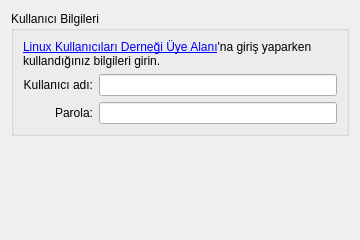
This is branches/kde-plasmoid/plasmoid/contents/code/lkdconfigform.ui in lkdtr/uyeyazilimi as Qt 5 draws it before an edit. The edited form follows.
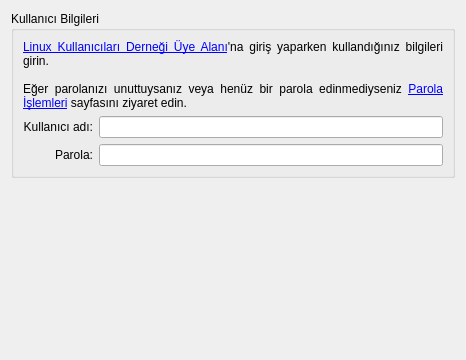
This is the edited form.

```diff
--- a/branches/kde-plasmoid/plasmoid/contents/code/lkdconfigform.ui
+++ b/branches/kde-plasmoid/plasmoid/contents/code/lkdconfigform.ui
@@ -6,14 +6,14 @@
    <rect>
     <x>0</x>
     <y>0</y>
-    <width>360</width>
-    <height>240</height>
+    <width>466</width>
+    <height>360</height>
    </rect>
   </property>
   <property name="minimumSize">
    <size>
     <width>360</width>
-    <height>0</height>
+    <height>360</height>
    </size>
   </property>
   <property name="windowTitle">
@@ -36,7 +36,12 @@
 &lt;html&gt;&lt;head&gt;&lt;meta name=&quot;qrichtext&quot; content=&quot;1&quot; /&gt;&lt;style type=&quot;text/css&quot;&gt;
 p, li { white-space: pre-wrap; }
 &lt;/style&gt;&lt;/head&gt;&lt;body style=&quot; font-family:'DejaVu Sans'; font-size:9pt; font-weight:400; font-style:normal;&quot;&gt;
-&lt;p style=&quot; margin-top:0px; margin-bottom:0px; margin-left:0px; margin-right:0px; -qt-block-indent:0; text-indent:0px;&quot;&gt;&lt;a href=&quot;https://uye.lkd.org.tr/&quot;&gt;&lt;span style=&quot; text-decoration: underline; color:#0000ff;&quot;&gt;Linux Kullanıcıları Derneği Üye Alanı&lt;/span&gt;&lt;/a&gt;'na giriş yaparken kullandığınız bilgileri girin.&lt;/p&gt;&lt;/body&gt;&lt;/html&gt;</string>
+&lt;p style=&quot; margin-top:0px; margin-bottom:0px; margin-left:0px; margin-right:0px; -qt-block-indent:0; text-indent:0px;&quot;&gt;&lt;a href=&quot;https://uye.lkd.org.tr/&quot;&gt;&lt;span style=&quot; text-decoration: underline; color:#0000ff;&quot;&gt;Linux Kullanıcıları Derneği Üye Alanı&lt;/span&gt;&lt;/a&gt;'na giriş yaparken kullandığınız bilgileri girin.&lt;/p&gt;
+&lt;p style=&quot;-qt-paragraph-type:empty; margin-top:0px; margin-bottom:0px; margin-left:0px; margin-right:0px; -qt-block-indent:0; text-indent:0px;&quot;&gt;&lt;/p&gt;
+&lt;p style=&quot; margin-top:0px; margin-bottom:0px; margin-left:0px; margin-right:0px; -qt-block-indent:0; text-indent:0px;&quot;&gt;Eğer parolanızı unuttuysanız veya henüz bir parola edinmediyseniz &lt;a href=&quot;https://uye.lkd.org.tr/parola/&quot;&gt;&lt;span style=&quot; text-decoration: underline; color:#0000ff;&quot;&gt;Parola İşlemleri&lt;/span&gt;&lt;/a&gt; sayfasını ziyaret edin.&lt;/p&gt;&lt;/body&gt;&lt;/html&gt;</string>
+        </property>
+        <property name="alignment">
+         <set>Qt::AlignJustify|Qt::AlignVCenter</set>
         </property>
         <property name="wordWrap">
          <bool>true</bool>
```
